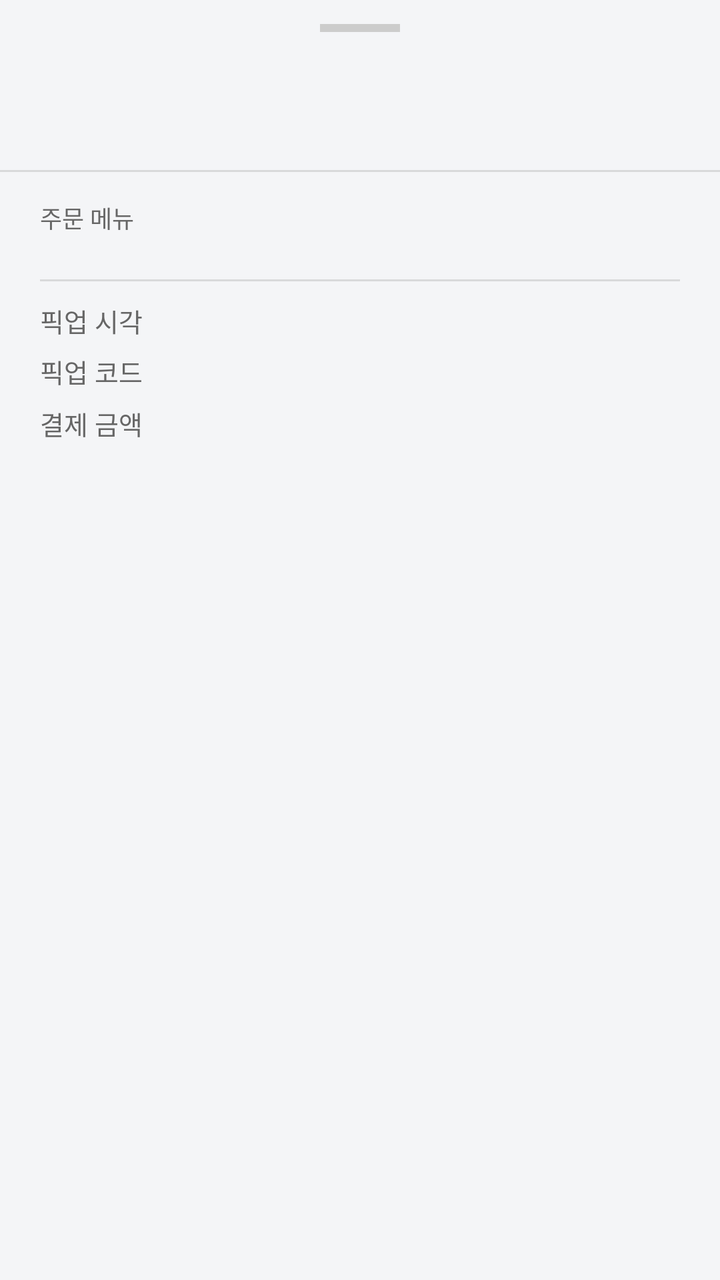
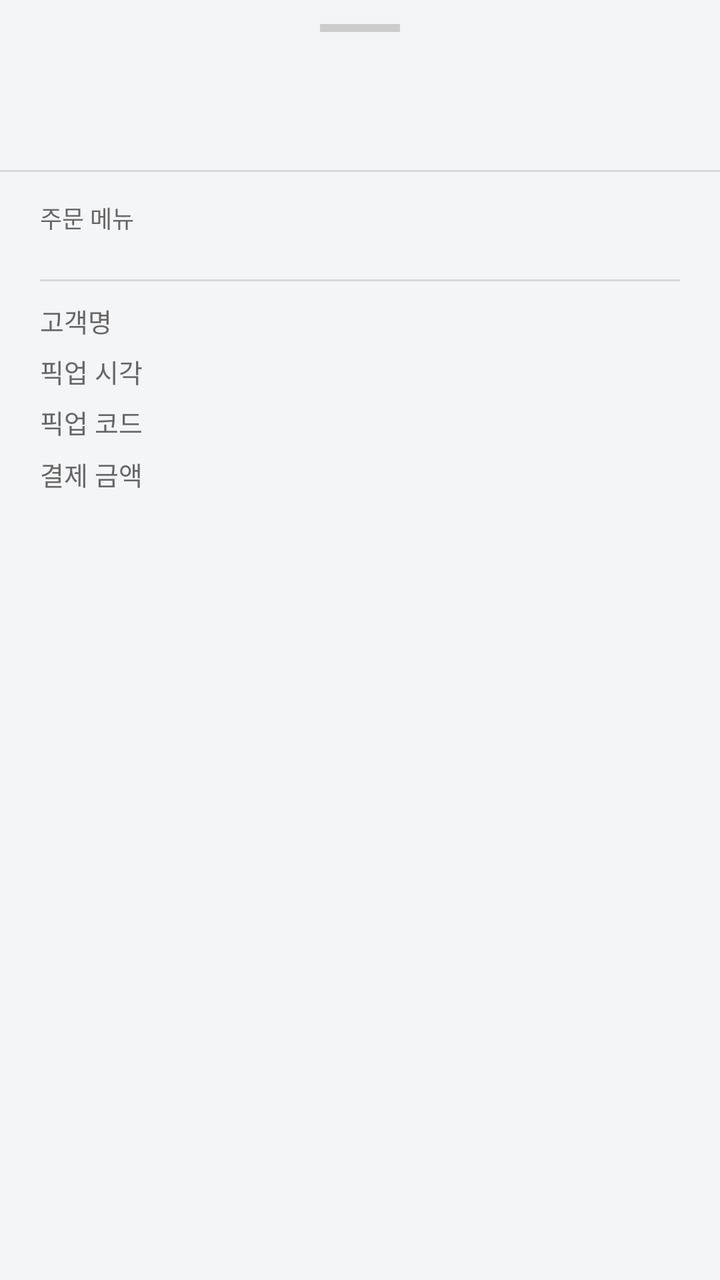

Before-and-after screenshots of an Android layout around one commit, followed by the original layout XML and the change that was made.
<!-- AndroidManifest.xml: application theme Theme.Deuktemsiru_seller -->
<!-- res/layout/bottom_sheet_order_detail.xml -->
<?xml version="1.0" encoding="utf-8"?>

<LinearLayout
    xmlns:android="http://schemas.android.com/apk/res/android"
    android:layout_width="match_parent"
    android:layout_height="wrap_content"
    android:orientation="vertical"
    android:background="@color/surface"
    android:paddingBottom="32dp">

    
    <View
        android:layout_width="40dp"
        android:layout_height="4dp"
        android:layout_gravity="center_horizontal"
        android:layout_marginTop="12dp"
        android:layout_marginBottom="16dp"
        android:background="#CCCCCC" />

    
    <LinearLayout
        android:layout_width="match_parent"
        android:layout_height="wrap_content"
        android:orientation="horizontal"
        android:gravity="center_vertical"
        android:paddingHorizontal="20dp"
        android:paddingBottom="12dp">

        <LinearLayout
            android:layout_width="0dp"
            android:layout_height="wrap_content"
            android:layout_weight="1"
            android:orientation="vertical">

            <TextView
                android:id="@+id/tv_order_number"
                android:layout_width="wrap_content"
                android:layout_height="wrap_content"
                android:textSize="17sp"
                android:textColor="@color/text"
                android:fontFamily="sans-serif-medium" />

            <TextView
                android:id="@+id/tv_created_at"
                android:layout_width="wrap_content"
                android:layout_height="wrap_content"
                android:layout_marginTop="2dp"
                android:textSize="12sp"
                android:textColor="@color/text_sub" />

        </LinearLayout>

        <TextView
            android:id="@+id/tv_status_badge"
            android:layout_width="wrap_content"
            android:layout_height="wrap_content"
            android:paddingHorizontal="10dp"
            android:paddingVertical="4dp"
            android:textSize="12sp"
            android:fontFamily="sans-serif-medium" />

    </LinearLayout>

    <View
        android:layout_width="match_parent"
        android:layout_height="1dp"
        android:background="@color/text_muted"
        android:alpha="0.3" />

    
    <LinearLayout
        android:layout_width="match_parent"
        android:layout_height="wrap_content"
        android:orientation="vertical"
        android:paddingHorizontal="20dp"
        android:paddingTop="14dp"
        android:paddingBottom="4dp">

        <TextView
            android:layout_width="wrap_content"
            android:layout_height="wrap_content"
            android:text="주문 메뉴"
            android:textSize="12sp"
            android:textColor="@color/text_sub"
            android:layout_marginBottom="8dp" />

        <LinearLayout
            android:id="@+id/items_container"
            android:layout_width="match_parent"
            android:layout_height="wrap_content"
            android:orientation="vertical" />

    </LinearLayout>

    <View
        android:layout_width="match_parent"
        android:layout_height="1dp"
        android:background="@color/text_muted"
        android:alpha="0.3"
        android:layout_marginHorizontal="20dp"
        android:layout_marginVertical="10dp" />

    
    <LinearLayout
        android:layout_width="match_parent"
        android:layout_height="wrap_content"
        android:orientation="vertical"
        android:paddingHorizontal="20dp">

        <LinearLayout
            android:layout_width="match_parent"
            android:layout_height="wrap_content"
            android:orientation="horizontal"
            android:layout_marginBottom="6dp">

            <TextView
                android:layout_width="80dp"
                android:layout_height="wrap_content"
                android:text="픽업 시각"
                android:textSize="13sp"
                android:textColor="@color/text_sub" />

            <TextView
                android:id="@+id/tv_pickup_time"
                android:layout_width="wrap_content"
                android:layout_height="wrap_content"
                android:textSize="13sp"
                android:textColor="@color/text"
                android:fontFamily="sans-serif-medium" />

        </LinearLayout>

        <LinearLayout
            android:layout_width="match_parent"
            android:layout_height="wrap_content"
            android:orientation="horizontal"
            android:layout_marginBottom="6dp">

            <TextView
                android:layout_width="80dp"
                android:layout_height="wrap_content"
                android:text="픽업 코드"
                android:textSize="13sp"
                android:textColor="@color/text_sub" />

            <TextView
                android:id="@+id/tv_pickup_code"
                android:layout_width="wrap_content"
                android:layout_height="wrap_content"
                android:textSize="13sp"
                android:textColor="@color/text"
                android:fontFamily="sans-serif-medium" />

        </LinearLayout>

        <LinearLayout
            android:layout_width="match_parent"
            android:layout_height="wrap_content"
            android:orientation="horizontal">

            <TextView
                android:layout_width="80dp"
                android:layout_height="wrap_content"
                android:text="결제 금액"
                android:textSize="13sp"
                android:textColor="@color/text_sub" />

            <TextView
                android:id="@+id/tv_total_amount"
                android:layout_width="wrap_content"
                android:layout_height="wrap_content"
                android:textSize="15sp"
                android:textColor="@color/primary_dark"
                android:fontFamily="sans-serif-medium" />

        </LinearLayout>

    </LinearLayout>

    
    <Button
        android:id="@+id/btn_action"
        android:layout_width="match_parent"
        android:layout_height="52dp"
        android:layout_marginHorizontal="20dp"
        android:layout_marginTop="20dp"
        android:background="@drawable/bg_button_primary"
        android:insetTop="0dp"
        android:insetBottom="0dp"
        android:stateListAnimator="@null"
        android:textColor="@color/white"
        android:fontFamily="sans-serif-medium"
        android:textSize="15sp"
        android:visibility="gone" />

</LinearLayout>
<!-- resources referenced by this layout -->
<resources>
  <color name="primary_dark">#FF6B2B12</color>
  <color name="surface">#FFF4F5F7</color>
  <color name="text">#FF1A1A1A</color>
  <color name="text_muted">#FF999999</color>
  <color name="text_sub">#FF666666</color>
  <color name="white">#FFFFFFFF</color>
  <!-- drawable bg_button_primary (drawable) -->
  <?xml version="1.0" encoding="utf-8"?>
  
  <shape xmlns:android="http://schemas.android.com/apk/res/android"
      android:shape="rectangle">
      <solid android:color="#FF5C2E" />
      <corners android:radius="14dp" />
  </shape>
  <style name="Theme.Deuktemsiru_seller" parent="Base.Theme.Deuktemsiru_seller" />
  <style name="Base.Theme.Deuktemsiru_seller" parent="Theme.Material3.Light.NoActionBar">
          <item name="colorPrimary">@color/primary</item>
          <item name="colorPrimaryVariant">@color/primary_dark</item>
          <item name="colorOnPrimary">@color/white</item>
          <item name="colorSurface">@color/surface</item>
          <item name="android:colorBackground">@color/surface</item>
          <item name="android:fontFamily">sans-serif</item>
          <item name="bottomNavigationStyle">@style/Widget.App.BottomNav</item>
      </style>
  <color name="primary">#FFFF5C2E</color>
  <style name="Widget.App.BottomNav" parent="Widget.Material3.BottomNavigationView">
          <item name="itemIconTint">@color/bottom_nav_color</item>
          <item name="itemTextColor">@color/bottom_nav_color</item>
          <item name="itemActiveIndicatorStyle">@style/Widget.App.ActiveIndicator</item>
      </style>
  <style name="Widget.App.ActiveIndicator" parent="Widget.Material3.BottomNavigationView.ActiveIndicator">
          <item name="android:color">@color/primary_light</item>
      </style>
  <color name="primary_light">#FFFFEDE5</color>
</resources>

<!-- the commit's change to res/layout/bottom_sheet_order_detail.xml (unified diff, before → after) -->
@@ -106,6 +106,30 @@
         android:layout_height="wrap_content"
         android:orientation="vertical"
         android:paddingHorizontal="20dp">
+
+        <LinearLayout
+            android:id="@+id/row_customer_name"
+            android:layout_width="match_parent"
+            android:layout_height="wrap_content"
+            android:orientation="horizontal"
+            android:layout_marginBottom="6dp">
+
+            <TextView
+                android:layout_width="80dp"
+                android:layout_height="wrap_content"
+                android:text="고객명"
+                android:textSize="13sp"
+                android:textColor="@color/text_sub" />
+
+            <TextView
+                android:id="@+id/tv_customer_name"
+                android:layout_width="wrap_content"
+                android:layout_height="wrap_content"
+                android:textSize="13sp"
+                android:textColor="@color/text"
+                android:fontFamily="sans-serif-medium" />
+
+        </LinearLayout>
 
         <LinearLayout
             android:layout_width="match_parent"
